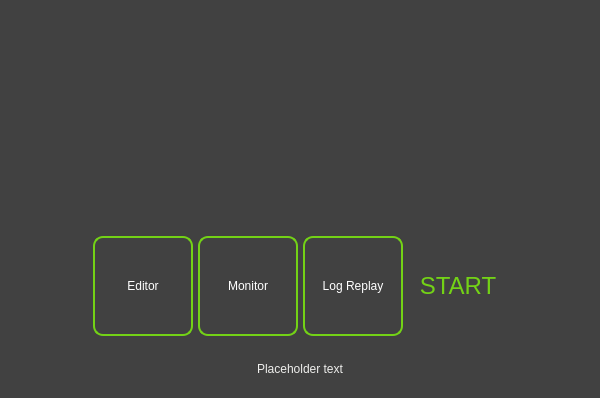
Before: the Qt Designer form bt_editor/startup_dialog.ui in BehaviorTree/Groot, drawn with Qt 5.
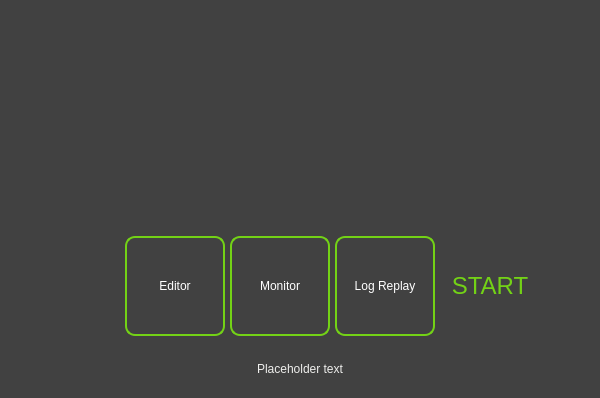
After: the same form once the commit is applied. Icons and pictures are not drawn.

Diff of the .ui file:
```diff
--- a/bt_editor/startup_dialog.ui
+++ b/bt_editor/startup_dialog.ui
@@ -149,7 +149,7 @@
        </property>
        <property name="sizeHint" stdset="0">
         <size>
-         <width>40</width>
+         <width>120</width>
          <height>20</height>
         </size>
        </property>
```
Left out of the diff: 3 changed lines with no effect on the pictures.
